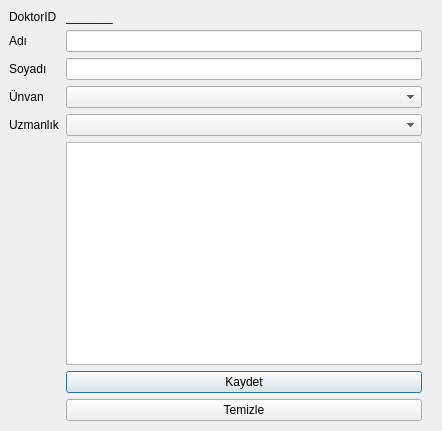
Before: the Qt Designer form GUI/doktor.ui in ibrahimediz/Python9DesktopProject, drawn with Qt 5.
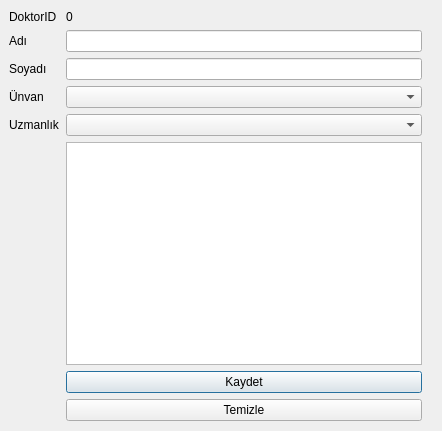
After: the same form once the commit is applied.

Patch:
```diff
--- a/GUI/doktor.ui
+++ b/GUI/doktor.ui
@@ -60,7 +60,7 @@
     <item row="0" column="1">
      <widget class="QLabel" name="lblDokID">
       <property name="text">
-       <string>_______</string>
+       <string>0</string>
       </property>
      </widget>
     </item>
```
